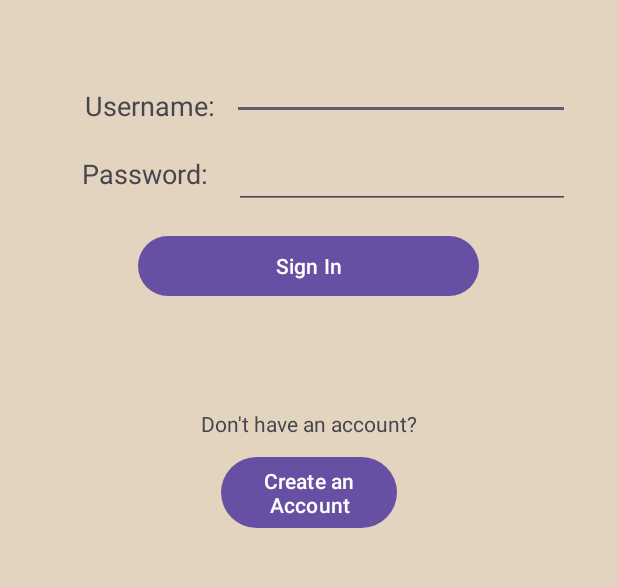
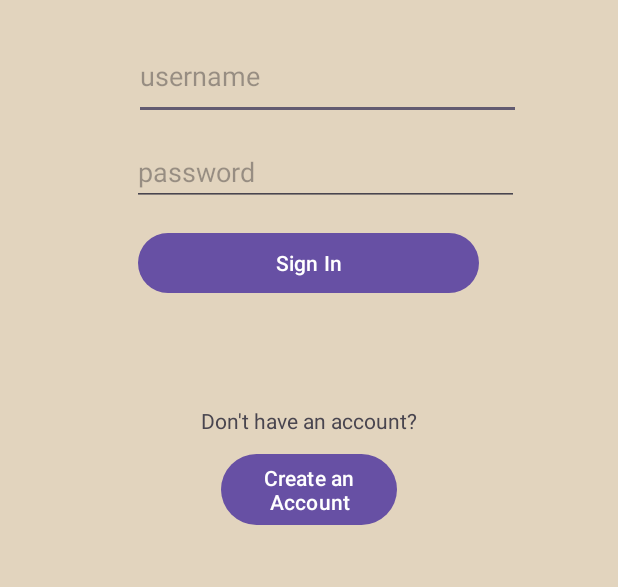
Before and after one commit to AdamRos3/LocalLoop_SEG2105, an Android app: the screen it shows after launch (MainActivity), on a phone screen of 412 x 824 dp, the part 483-1070 px from its top. Run offline under Robolectric (Android 15) with nearby library versions, the phone set to English and light mode, and no system bars.

Commit message:
Updating UI

```diff
--- a/app/src/main/java/com/example/localloop/MainActivity.java
+++ b/app/src/main/java/com/example/localloop/MainActivity.java
@@ -13,12 +13,6 @@ public class MainActivity extends AppCompatActivity {
     @Override
     protected void onCreate(Bundle savedInstanceState) {
         super.onCreate(savedInstanceState);
-        EdgeToEdge.enable(this);
         setContentView(R.layout.activity_main);
-        ViewCompat.setOnApplyWindowInsetsListener(findViewById(R.id.main), (v, insets) -> {
-            Insets systemBars = insets.getInsets(WindowInsetsCompat.Type.systemBars());
-            v.setPadding(systemBars.left, systemBars.top, systemBars.right, systemBars.bottom);
-            return insets;
-        });
     }
 }
--- a/app/src/main/res/layout/activity_main.xml
+++ b/app/src/main/res/layout/activity_main.xml
@@ -49,21 +49,13 @@
                 android:layout_height="52dp"
                 android:layout_weight="1" />
 
-            <TextView
-                android:id="@+id/textView2"
-                android:layout_width="wrap_content"
-                android:layout_height="36dp"
-                android:layout_gravity="bottom"
-                android:layout_weight="1"
-                android:text="Username:"
-                android:textAppearance="@style/TextAppearance.AppCompat.Medium" />
-
             <EditText
                 android:id="@+id/editTextText"
                 android:layout_width="wrap_content"
                 android:layout_height="58dp"
                 android:layout_weight="1"
                 android:ems="10"
+                android:hint="username"
                 android:inputType="text"
                 android:text="@string/username_input" />
 
@@ -84,21 +76,13 @@
                 android:layout_height="match_parent"
                 android:layout_weight="1" />
 
-            <TextView
-                android:id="@+id/textView5"
-                android:layout_width="130dp"
-                android:layout_height="36dp"
-                android:layout_gravity="bottom"
-                android:layout_weight="1"
-                android:text="Password:"
-                android:textAppearance="@style/TextAppearance.AppCompat.Medium" />
-
             <EditText
                 android:id="@+id/editTextText2"
                 android:layout_width="253dp"
-                android:layout_height="wrap_content"
+                android:layout_height="match_parent"
                 android:layout_weight="1"
                 android:ems="10"
+                android:hint="password"
                 android:inputType="text"
                 android:text="@string/password_input" />
 
```
